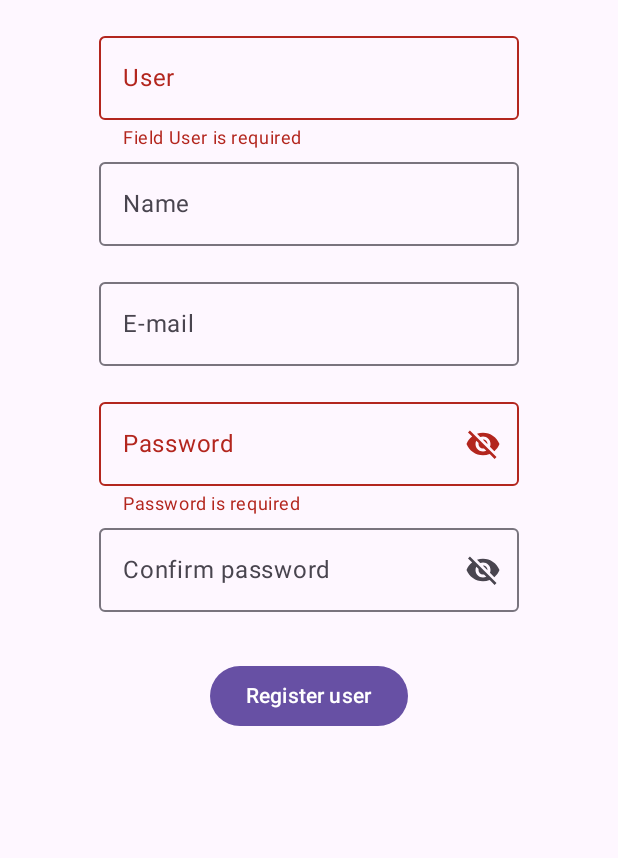
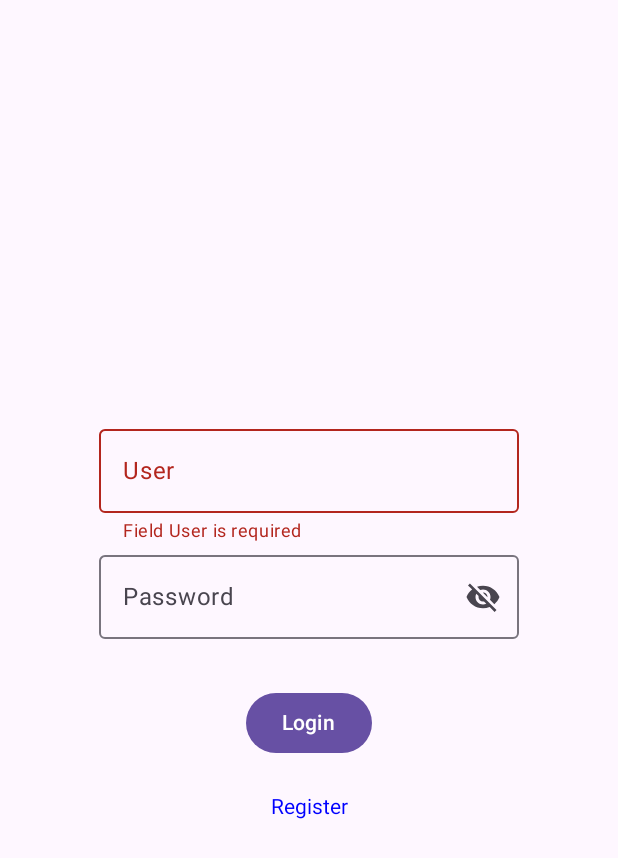
Before and after one commit to Matthzin/TrabalhoFinalKotlin, an Android app built with Jetpack Compose: the screen it shows after launch (MainActivity), on a phone screen of 412 x 824 dp. Shown: the top 858 px of the screen. Run offline under Robolectric (Android 15) with nearby library versions, the phone set to English and light mode, and no system bars; missing, so only their content is drawn: TrabalhoFinalTheme.

Commit message:
Adicionado tela de login (inacabada)

```diff
--- a/app/build.gradle.kts
+++ b/app/build.gradle.kts
@@ -50,6 +50,10 @@ dependencies {
     implementation ("androidx.compose.material:material-icons-core:1.6.6")
     implementation ("androidx.compose.material:material-icons-extended:1.6.6")
 
+    val nav_version = "2.8.9"
+
+    implementation("androidx.navigation:navigation-compose:$nav_version")
+
     implementation(libs.androidx.core.ktx)
     implementation(libs.androidx.lifecycle.runtime.ktx)
     implementation(libs.androidx.activity.compose)
--- a/app/src/main/java/com/example/trabalhofinal/MainActivity.kt
+++ b/app/src/main/java/com/example/trabalhofinal/MainActivity.kt
@@ -4,13 +4,19 @@ import android.os.Bundle
 import androidx.activity.ComponentActivity
 import androidx.activity.compose.setContent
 import androidx.activity.enableEdgeToEdge
+import androidx.compose.foundation.layout.Column
 import androidx.compose.foundation.layout.fillMaxSize
 import androidx.compose.foundation.layout.padding
+import androidx.compose.material3.MaterialTheme
 import androidx.compose.material3.Scaffold
 import androidx.compose.material3.Text
+import androidx.compose.material3.TopAppBar
+import androidx.compose.material3.TopAppBarDefaults
 import androidx.compose.runtime.Composable
 import androidx.compose.ui.Modifier
 import androidx.compose.ui.tooling.preview.Preview
+import com.example.trabalhofinal.screens.LoginScreen
+import com.example.trabalhofinal.screens.MainScreen
 import com.example.trabalhofinal.screens.RegisterUserMainScreen
 import com.example.trabalhofinal.ui.theme.TrabalhoFinalTheme
 
@@ -21,7 +27,14 @@ class MainActivity : ComponentActivity() {
         setContent {
             TrabalhoFinalTheme {
                 Scaffold(modifier = Modifier.fillMaxSize()) { innerPadding ->
-                    RegisterUserMainScreen()
+                    LoginScreen(
+                        onLoginSuccess = {
+                            // To be implemented
+                        },
+                        onNavigateToRegister = {
+                            // To be implemented
+                        }
+                    )
                 }
             }
         }
--- /dev/null
+++ b/app/src/main/java/com/example/trabalhofinal/screens/LoginScreen.kt
@@ -0,0 +1,75 @@
+package com.example.trabalhofinal.screens
+
+import androidx.compose.runtime.Composable
+import android.widget.Toast
+import androidx.compose.foundation.layout.*
+import androidx.compose.material3.Button
+import androidx.compose.material3.ExperimentalMaterial3Api
+import androidx.compose.material3.Scaffold
+import androidx.compose.material3.Text
+import androidx.compose.runtime.*
+import androidx.compose.ui.Alignment
+import androidx.compose.ui.Modifier
+import androidx.compose.ui.platform.LocalContext
+import androidx.compose.ui.unit.dp
+import androidx.lifecycle.viewmodel.compose.viewModel
+import com.example.trabalhofinal.components.ErrorDialog
+import com.example.trabalhofinal.components.MyPasswordField
+import com.example.trabalhofinal.components.MyTextField
+
+@OptIn(ExperimentalMaterial3Api::class)
+@Composable
+fun LoginScreen(onNavigateToRegister: () -> Unit, onLoginSuccess: () -> Unit) {
+    val loginViewModel: LoginViewModel = viewModel()
+    val loginState by loginViewModel.uiState.collectAsState()
+    val ctx = LocalContext.current
+
+    Scaffold {
+        Column(
+            modifier = Modifier
+                .padding(it)
+                .padding(16.dp)
+                .fillMaxSize(),
+            horizontalAlignment = Alignment.CenterHorizontally,
+            verticalArrangement = Arrangement.Center
+        ) {
+            MyTextField(
+                label = "User",
+                value = loginState.user,
+                onValueChange = { loginViewModel.onUserChange(it) }
+            )
+            MyPasswordField(
+                label = "Password",
+                value = loginState.password,
+                onValueChange = { loginViewModel.onPasswordChange(it) }
+            )
+
+            Button(
+                modifier = Modifier.padding(top = 16.dp),
+                onClick = {
+                    if (loginViewModel.login()) {
+                        Toast.makeText(ctx, "Login successful!", Toast.LENGTH_SHORT).show()
+                        onLoginSuccess()
+                    }
+                }
+            ) {
+                Text(text = "Login")
+            }
+
+            Spacer(modifier = Modifier.height(16.dp))
+
+            Text(
+                text = "Register",
+                modifier = Modifier.padding(top = 8.dp),
+                color = androidx.compose.ui.graphics.Color.Blue
+            )
+        }
+    }
+
+    if (loginState.errorMessage.isNotBlank()) {
+        ErrorDialog(
+            error = loginState.errorMessage,
+            onDismissRequest = { loginViewModel.clearError() }
+        )
+    }
+}
--- /dev/null
+++ b/app/src/main/java/com/example/trabalhofinal/screens/LoginViewModel.kt
@@ -0,0 +1,39 @@
+package com.example.trabalhofinal.screens
+
+import androidx.lifecycle.ViewModel
+import kotlinx.coroutines.flow.MutableStateFlow
+import kotlinx.coroutines.flow.StateFlow
+import kotlinx.coroutines.flow.asStateFlow
+
+class LoginViewModel : ViewModel() {
+    private val _uiState = MutableStateFlow(LoginState())
+    val uiState: StateFlow<LoginState> = _uiState.asStateFlow()
+
+    fun onUserChange(user: String) {
+        _uiState.value = _uiState.value.copy(user = user)
+    }
+
+    fun onPasswordChange(password: String) {
+        _uiState.value = _uiState.value.copy(password = password)
+    }
+
+    fun login(): Boolean {
+        return if (_uiState.value.user.isBlank() || _uiState.value.password.isBlank()) {
+            _uiState.value = _uiState.value.copy(errorMessage = "Fill all the required fields")
+            false
+        } else {
+            true // Aqui pode ser feita a autenticação real
+        }
+    }
+
+    fun clearError() {
+        _uiState.value = _uiState.value.copy(errorMessage = "")
+    }
+}
+
+// Estado da tela de login
+data class LoginState(
+    val user: String = "",
+    val password: String = "",
+    val errorMessage: String = ""
+)
```
Also changed, not shown: app/src/main/java/com/example/trabalhofinal/screens/MainScreen.kt (added, +32 -0 lines).
